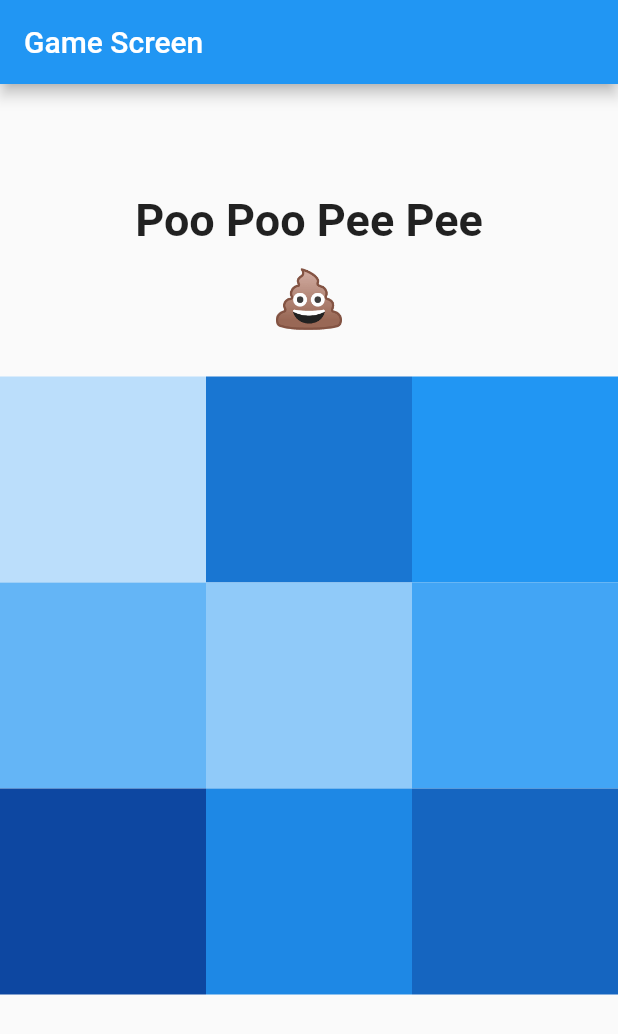
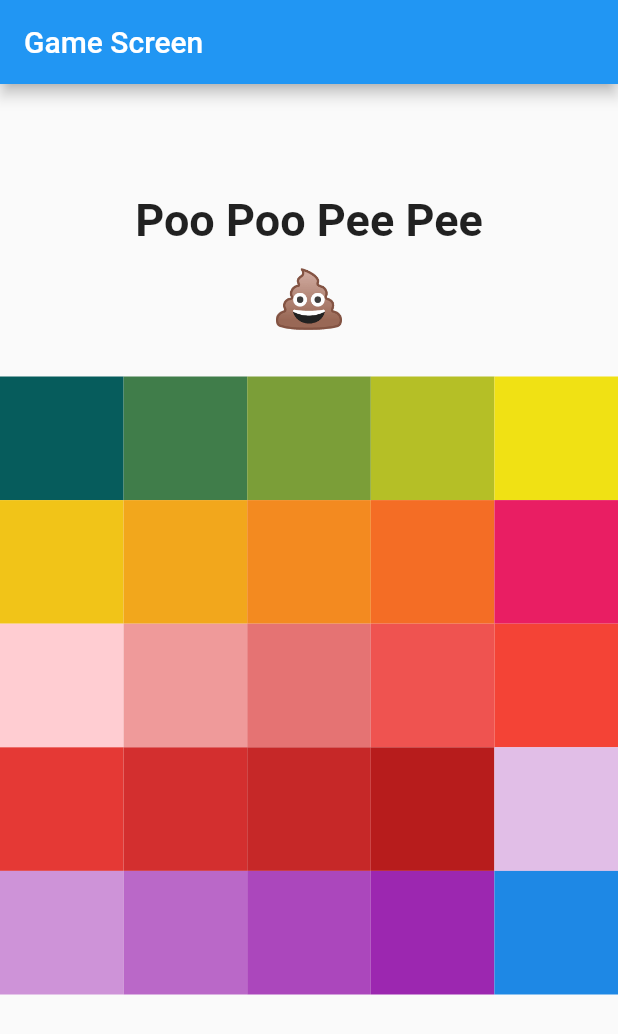
Before and after one commit to MatthieuNadeau96/right_brain_puzzle, a Flutter app: the screen it shows after launch, on a phone screen of 412 x 824 dp. Shown: the top 1034 px of the screen. Run offline on Flutter 3.47's test engine with Material 2 defaults, Android fonts, the phone set to English and light mode, and no system bars.

Commit message:
Created a moveable boolean to the ColorCards to later implement immovable ColorCards that act as Guidance for the User

```diff
--- a/lib/data/data.dart
+++ b/lib/data/data.dart
@@ -5,72 +5,140 @@ int firstSelectedIndex = -1;
 int secondSelectedIndex = -1;
 
 List<ColorCard> getColorCards() {
-//   List<ColorCard> colorCards = List<ColorCard>();
-//   ColorCard colorCard = ColorCard();
-
-//   //1
-//   colorCard.setColor(Colors.blue[100]);
-//   colorCards.add(colorCard);
-//   colorCard = ColorCard();
-//   //2
-//   colorCard.setColor(Colors.blue[300]);
-//   colorCards.add(colorCard);
-//   colorCard = ColorCard();
-//   //3
-//   colorCard.setColor(Colors.blue[600]);
-//   colorCards.add(colorCard);
-//   colorCard = ColorCard();
-//   //4
-//   colorCard.setColor(Colors.blue[700]);
-//   colorCards.add(colorCard);
-//   colorCard = ColorCard();
-//   //5
-//   colorCard.setColor(Colors.blue[800]);
-//   colorCards.add(colorCard);
-//   colorCard = ColorCard();
-//   //6
-//   colorCard.setColor(Colors.blue[900]);
-//   colorCards.add(colorCard);
-//   colorCard = ColorCard();
-
-//   return colorCards;
-
   List<ColorCard> colorCards = [
     ColorCard(
-      color: Colors.blue[100],
+      color: Color(0xff065C5C), // a1
       count: 1,
+
+      moveable: false,
     ),
     ColorCard(
-      color: Colors.blue[200],
+      color: Color(0xff407D4A), // a2
       count: 2,
+
+      moveable: false,
     ),
     ColorCard(
-      color: Colors.blue[300],
+      color: Color(0xff7B9E38), // a3
       count: 3,
+
+      moveable: false,
     ),
     ColorCard(
-      color: Colors.blue[400],
+      color: Color(0xffB5BF26), // a4
       count: 4,
+
+      moveable: false,
     ),
     ColorCard(
-      color: Colors.blue[500],
+      color: Color(0xffF0E114), // a6 & b1
       count: 5,
+
+      moveable: false,
+    ),
+    ColorCard(
+      color: Color(0xffF1C418), // b2
+      count: 6,
+
+      moveable: false,
+    ),
+    ColorCard(
+      color: Color(0xffF2A71C), // b3
+      count: 7,
+
+      moveable: false,
+    ),
+    ColorCard(
+      color: Color(0xffF38A20), // b4
+      count: 8,
+
+      moveable: false,
+    ),
+    ColorCard(
+      color: Color(0xffF46D25), // b5 & c1
+      count: 9,
+
+      moveable: false,
+    ),
+    ColorCard(
+      color: Colors.pink, // b6
+      count: 10,
+      moveable: false,
+    ),
+    ColorCard(
+      color: Colors.red[100],
+      count: 11,
+      moveable: false,
+    ),
+    ColorCard(
+      color: Colors.red[200],
+      count: 12,
+      moveable: false,
+    ),
+    ColorCard(
+      color: Colors.red[300],
+      count: 13,
+      moveable: false,
+    ),
+    ColorCard(
+      color: Colors.red[400],
+      count: 14,
+      moveable: false,
+    ),
+    ColorCard(
+      color: Colors.red[500],
+      count: 15,
+      moveable: false,
+    ),
+    ColorCard(
+      color: Colors.red[600],
+      count: 16,
+      moveable: false,
+    ),
+    ColorCard(
+      color: Colors.red[700],
+      count: 17,
+      moveable: false,
+    ),
+    ColorCard(
+      color: Colors.red[800],
+      count: 18,
+      moveable: false,
+    ),
+    ColorCard(
+      color: Colors.red[900],
+      count: 19,
+      moveable: false,
+    ),
+    ColorCard(
+      color: Colors.purple[100],
+      count: 20,
+      moveable: false,
+    ),
+    ColorCard(
+      color: Colors.purple[200],
+      count: 21,
+      moveable: false,
+    ),
+    ColorCard(
+      color: Colors.purple[300],
+      count: 22,
+      moveable: false,
+    ),
+    ColorCard(
+      color: Colors.purple[400],
+      count: 23,
+      moveable: false,
+    ),
+    ColorCard(
+      color: Colors.purple[500],
+      count: 24,
+      moveable: false,
     ),
     ColorCard(
       color: Colors.blue[600],
-      count: 6,
-    ),
-    ColorCard(
-      color: Colors.blue[700],
-      count: 7,
-    ),
-    ColorCard(
-      color: Colors.blue[800],
-      count: 8,
-    ),
-    ColorCard(
-      color: Colors.blue[900],
-      count: 9,
+      count: 25,
+      moveable: false,
     ),
   ];
   return colorCards;
--- a/lib/models/color_card.dart
+++ b/lib/models/color_card.dart
@@ -3,9 +3,11 @@ import 'package:flutter/material.dart';
 class ColorCard {
   final Color color;
   final int count;
+  final bool moveable;
 
   ColorCard({
     this.color,
     this.count,
+    this.moveable,
   });
 }
--- a/lib/screens/game_screen.dart
+++ b/lib/screens/game_screen.dart
@@ -10,18 +10,24 @@ class GameScreen extends StatefulWidget {
 class _GameScreenState extends State<GameScreen> {
   List<ColorCard> colorCards = List<ColorCard>();
   bool _completed = false;
-
+  List<ColorCard> _moveableCards = [];
   @override
   void initState() {
     super.initState();
     colorCards = getColorCards();
-    colorCards.shuffle();
+    colorCards.forEach((element) {
+      if (element.moveable == true) {
+        _moveableCards.add(element);
+      }
+    });
+    print(_moveableCards);
+    _moveableCards.shuffle();
   }
 
   @override
   Widget build(BuildContext context) {
-    print((colorCards.map((e) => e.count).toList()));
-    print(_orderChecker(colorCards));
+    // print((colorCards.map((e) => e.count).toList()));
+    // print(_orderChecker(colorCards));
     return Scaffold(
       appBar: AppBar(
         title: Text('Game Screen'),
@@ -49,12 +55,13 @@ class _GameScreenState extends State<GameScreen> {
               height: 500,
               child: GridView(
                 gridDelegate: SliverGridDelegateWithFixedCrossAxisCount(
-                  crossAxisCount: 3,
+                  crossAxisCount: 5,
                 ),
                 children: List.generate(
                   colorCards.length,
                   (index) => GestureDetector(
                     onTap: () {
+                      if (colorCards[index].moveable) {
                         setState(() {
                           if (firstSelectedIndex == -1) {
                             firstSelectedIndex = index;
@@ -66,6 +73,9 @@ class _GameScreenState extends State<GameScreen> {
                             secondSelectedIndex = -1;
                           }
                         });
+                      } else {
+                        return;
+                      }
                     },
                     child: Container(
                       margin: (firstSelectedIndex != -1 &&
@@ -125,7 +135,12 @@ void _swap(input, indexA, indexB) {
 }
 
 bool _orderChecker(List order) {
-  List correctOrder = [1, 2, 3, 4, 5, 6, 7, 8, 9];
+  var correctOrder = [];
+  for (var i = 0; i < order.length; i++) {
+    correctOrder.add(i);
+  }
+  // print('correctOrder ======= $correctOrder');
+
   List currentOrder = order.map((e) => e.count).toList();
   for (int i = 0; i < currentOrder.length; i++) {
     if (currentOrder[i] != correctOrder[i]) {
```
Lines whose indentation alone changed are shown as unchanged.
